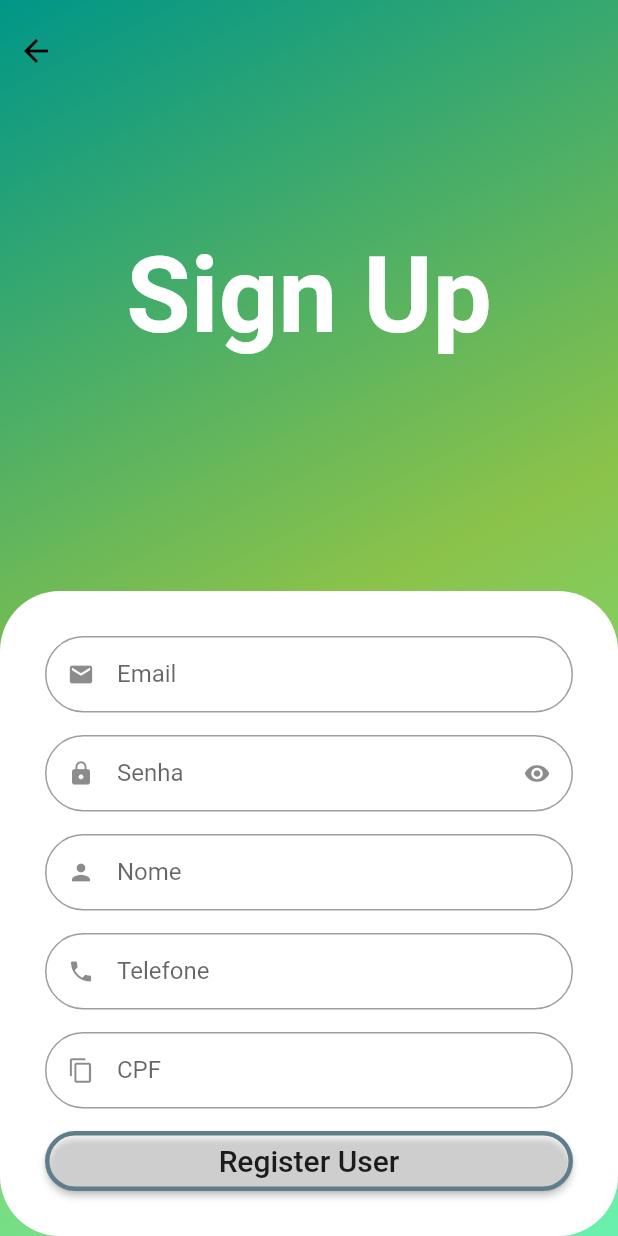
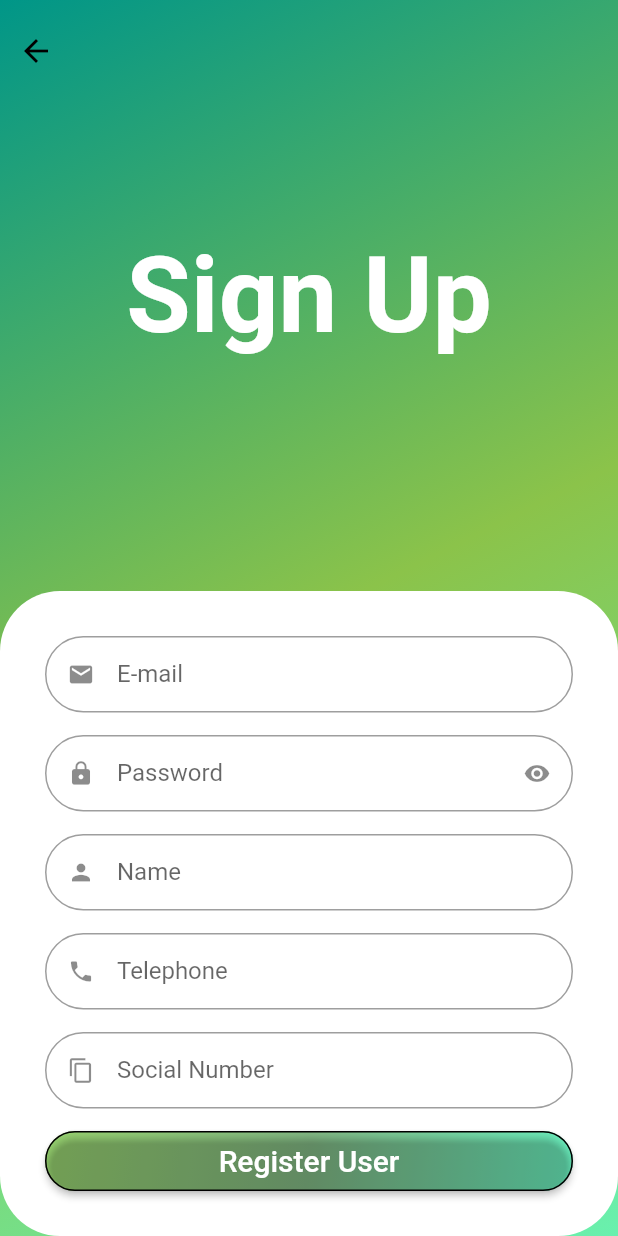
Before and after one commit to carlostoni/flutter_login, a Flutter app: the screen it shows after launch, after a tap on "Sign up", on a phone screen of 412 x 824 dp. Run offline on Flutter 3.47's test engine with Material 2 defaults, Android fonts, the phone set to English and light mode, and no system bars; our stand-ins replace animated_text_kit, auth_buttons, mask_text_input_formatter.

Commit message:
update 1.2

```diff
--- a/lib/src/auth/sign_in_screen.dart
+++ b/lib/src/auth/sign_in_screen.dart
@@ -1,7 +1,7 @@
 import 'package:animated_text_kit/animated_text_kit.dart';
 import 'package:flutter/material.dart';
 import 'package:ui_example/src/auth/sign_up_screen.dart';
-
+import 'package:auth_buttons/auth_buttons.dart';
 import 'components/custom_text_field.dart';
 
 class SignInScreen extends StatelessWidget {
@@ -124,22 +124,43 @@ class SignInScreen extends StatelessWidget {
                           isSecret: true,
                         ),
                         //Entrar
-                        SizedBox(
+                        Container(
+                          width: double.infinity,
                           height: 40,
+                          decoration: BoxDecoration(
+                            gradient: LinearGradient(
+                              begin: Alignment.topLeft,
+                              end: Alignment.bottomRight,
+                              stops: [0.0, 0.5, 1.0],
+                              colors: [
+                                Color.fromARGB(255, 157, 219, 115),
+                                Color.fromARGB(255, 134, 190, 136),
+                                Color.fromARGB(255, 109, 248, 197),
+                              ],
+                            ),
+                            borderRadius: BorderRadius.circular(20),
+                          ),
                           child: ElevatedButton(
-                            style: ElevatedButton.styleFrom(
-                              primary: Colors.white30,
-                              shadowColor: Colors.black,
-                              side: BorderSide(width: 3, color: Colors.blueGrey),
-                              shape: RoundedRectangleBorder(
-                                borderRadius: BorderRadius.circular(40),
+                            style: ButtonStyle(
+                              shape: MaterialStateProperty.all<
+                                  RoundedRectangleBorder>(
+                                RoundedRectangleBorder(
+                                  borderRadius: BorderRadius.circular(20.0),
+                                  side: BorderSide(
+                                    color: Colors.black,
+                                  ),
+                                ),
                               ),
+                              minimumSize:
+                                  MaterialStateProperty.all(Size(40, 40)),
+                              backgroundColor:
+                                  MaterialStateProperty.all(Colors.transparent),
                             ),
                             onPressed: () {},
                             child: const Text(
                               'Sign in',
                               style: TextStyle(
-                                color: Colors.black87,
+                                color: Colors.white,
                                 fontSize: 20,
                               ),
                             ),
@@ -160,7 +181,7 @@ class SignInScreen extends StatelessWidget {
                         ),
                         //Dividir a tela
                         Padding(
-                          padding: const EdgeInsets.only(bottom: 5),
+                          padding: const EdgeInsets.only(bottom: 3),
                           child: Row(
                             children: [
                               Expanded(
@@ -183,18 +204,72 @@ class SignInScreen extends StatelessWidget {
                           ),
                         ),
 
+                        Center(
+                          child: AuthButtonGroup(
+                            style: const AuthButtonStyle(
+                              width: 50,
+                              height: 50,
+                              margin: EdgeInsets.only(bottom: 4.0),
+                              elevation: 5.0,
+                              splashColor: Colors.grey,
+                            ),
+                            buttons: [
+                              GoogleAuthButton(
+                                onPressed: () {},
+                                style: AuthButtonStyle(
+                                  buttonType: AuthButtonType.icon,
+                                  borderRadius: 30,
+                                ),
+                              ),
+                              FacebookAuthButton(
+                                onPressed: () {},
+                                style: AuthButtonStyle(
+                                  buttonType: AuthButtonType.icon,
+                                  borderRadius: 30,
+                                ),
+                              ),
+                              MicrosoftAuthButton(
+                                onPressed: () {},
+                                style: AuthButtonStyle(
+                                  buttonType: AuthButtonType.icon,
+                                  borderRadius: 30,
+                                ),
+                              ),
+                            ],
+                          ),
+                        ),
                         //Botao para novo usuario
-                        SizedBox(
+                        Container(
+                          width: double.infinity,
                           height: 40,
-                          child: OutlinedButton(
-                            style: OutlinedButton.styleFrom(
-                              shape: RoundedRectangleBorder(
-                                borderRadius: BorderRadius.circular(40),
+                          decoration: BoxDecoration(
+                            gradient: LinearGradient(
+                              begin: Alignment.topLeft,
+                              end: Alignment.bottomRight,
+                              stops: [0.0, 0.5, 1.0],
+                              colors: [
+                                Color.fromARGB(255, 157, 219, 115),
+                                Color.fromARGB(255, 134, 190, 136),
+                                Color.fromARGB(255, 109, 248, 197),
+                              ],
+                            ),
+                            borderRadius: BorderRadius.circular(20),
+                          ),
+                          child: ElevatedButton(
+                            style: ButtonStyle(
+                              shape: MaterialStateProperty.all<
+                                  RoundedRectangleBorder>(
+                                RoundedRectangleBorder(
+                                  borderRadius: BorderRadius.circular(20.0),
+                                  side: BorderSide(
+                                    color: Colors.black,
+                                  ),
+                                ),
                               ),
-                              side: const BorderSide(
-                                width: 1,
-                                color: Colors.blueGrey,
-                              ),
+                              minimumSize:
+                                  MaterialStateProperty.all(Size(40, 40)),
+                              backgroundColor:
+                                  MaterialStateProperty.all(Colors.transparent),
                             ),
                             onPressed: () {
                               Navigator.of(context).push(
@@ -206,6 +281,7 @@ class SignInScreen extends StatelessWidget {
                             child: Text(
                               'Sign up',
                               style: TextStyle(
+                                color: Colors.white,
                                 fontSize: 20,
                               ),
                             ),
--- a/lib/src/auth/sign_up_screen.dart
+++ b/lib/src/auth/sign_up_screen.dart
@@ -5,8 +5,8 @@ import 'package:ui_example/src/auth/components/custom_text_field.dart';
 class SignUpScreen extends StatelessWidget {
   SignUpScreen({Key? key}) : super(key: key);
 
-  final cpfFormatter = MaskTextInputFormatter(
-    mask: '###.###.###-##',
+  final snFormatter = MaskTextInputFormatter(
+    mask: '###-##-####',
     filter: {'#': RegExp(r'[0-9]')},
   );
 
@@ -70,44 +70,64 @@ class SignUpScreen extends StatelessWidget {
                         children: [
                           const CustomTextField(
                             icon: Icons.email,
-                            label: 'Email',
+                            label: 'E-mail',
                           ),
                           const CustomTextField(
                             icon: Icons.lock,
-                            label: 'Senha',
+                            label: 'Password',
                             isSecret: true,
                           ),
                           const CustomTextField(
                             icon: Icons.person,
-                            label: 'Nome',
+                            label: 'Name',
                           ),
                           CustomTextField(
                             icon: Icons.phone,
-                            label: 'Telefone',
+                            label: 'Telephone',
                             inputFormatters: [phoneFormatter],
                           ),
                           CustomTextField(
                             icon: Icons.content_copy,
-                            label: 'CPF',
-                            inputFormatters: [cpfFormatter],
+                            label: 'Social Number',
+                            inputFormatters: [snFormatter],
                           ),
-                          SizedBox(
-                            height: 40,
-                            child: ElevatedButton(
-                              style: ElevatedButton.styleFrom(
-                                primary: Colors.white30,
-                                shadowColor: Colors.black,
-                                side: BorderSide(
-                                    width: 3, color: Colors.blueGrey),
-                                shape: RoundedRectangleBorder(
-                                  borderRadius: BorderRadius.circular(40),
+                          Container(
+                          width: double.infinity,
+                          height: 40,
+                          decoration: BoxDecoration(
+                            gradient: LinearGradient(
+                              begin: Alignment.topLeft,
+                              end: Alignment.bottomRight,
+                              stops: [0.0, 0.5, 1.0],
+                              colors: [
+                                Color.fromARGB(255, 157, 219, 115),
+                                Color.fromARGB(255, 134, 190, 136),
+                                Color.fromARGB(255, 109, 248, 197),
+                              ],
+                            ),
+                            borderRadius: BorderRadius.circular(20),
+                          ),
+                          child: ElevatedButton(
+                            style: ButtonStyle(
+                              shape: MaterialStateProperty.all<
+                                  RoundedRectangleBorder>(
+                                RoundedRectangleBorder(
+                                  borderRadius: BorderRadius.circular(20.0),
+                                  side: BorderSide(
+                                    color: Colors.black,
+                                  ),
                                 ),
                               ),
+                              minimumSize:
+                                  MaterialStateProperty.all(Size(40, 40)),
+                              backgroundColor:
+                                  MaterialStateProperty.all(Colors.transparent),
+                            ),
                               onPressed: () {},
                               child: const Text(
                                 'Register User',
                                 style: TextStyle(
-                                  color: Colors.black87,
+                                  color: Colors.white,
                                   fontSize: 20,
                                 ),
                               ),
```
Also changed, not shown: pubspec.yaml (+4 -3 lines), pubspec.lock, 2 other files.
